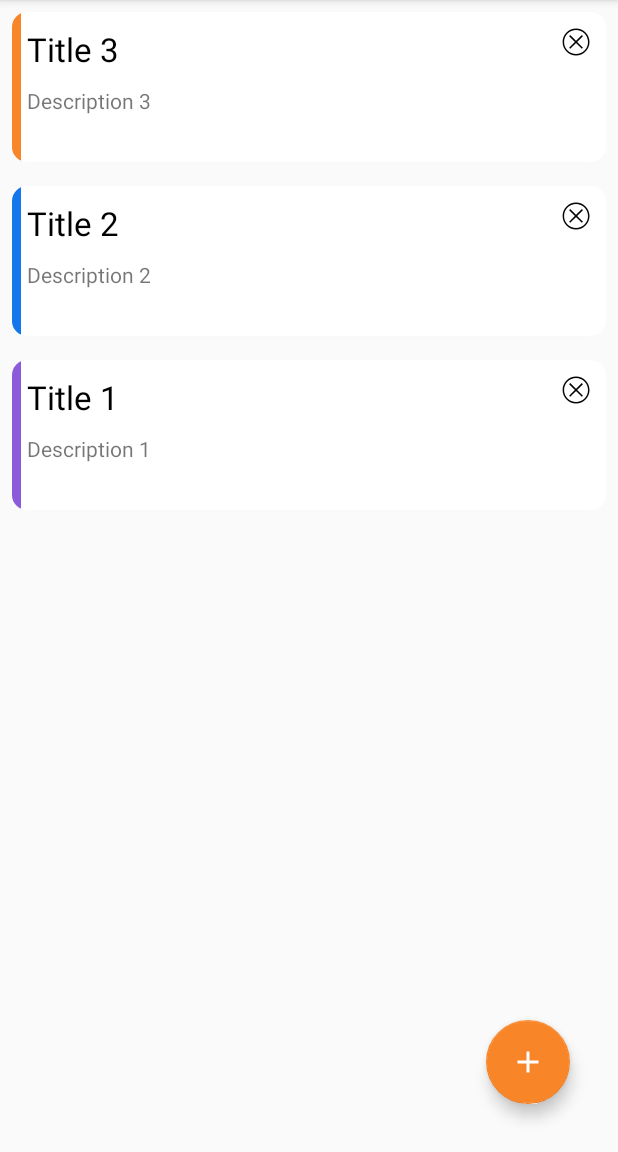
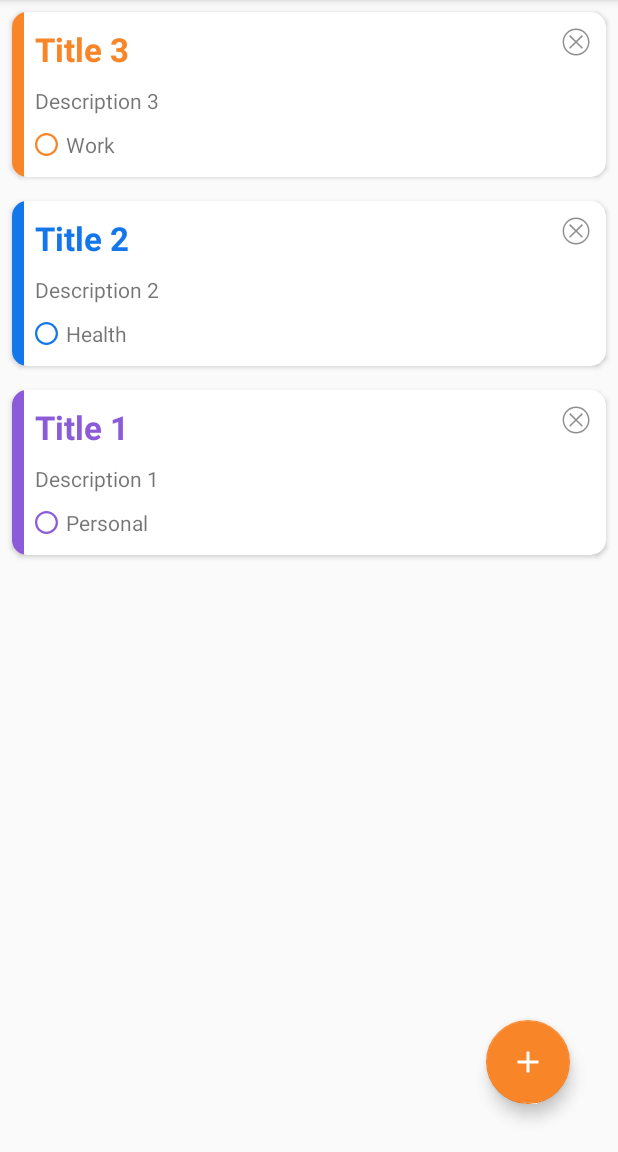
Before and after one commit to mohamedebrahim96/ToDoListZIRO, an Android app: the screen it shows after launch (MainActivity), on a phone screen of 412 x 824 dp, the part 84-1236 px from its top. Run offline under Robolectric (Android 15) with nearby library versions, the phone set to English and light mode, and no system bars; our stand-ins replace Room's generated code.

Commit message:
Fix glitches ui and add oneSingle app aCtivity

```diff
--- a/app/src/main/java/com/example/todolistziro/view/AddNoteActivity.kt
+++ b/app/src/main/java/com/example/todolistziro/view/AddNoteActivity.kt
@@ -21,6 +21,8 @@ class AddNoteActivity : AppCompatActivity() {
         work.setOnClickListener { priority = 0 }
         personal.setOnClickListener { priority = 1 }
         health.setOnClickListener { priority = 2 }
+        addTask.setOnClickListener { saveNote() }
+
     }
 
     private fun saveNote() {
--- a/app/src/main/java/com/example/todolistziro/view/MainActivity.kt
+++ b/app/src/main/java/com/example/todolistziro/view/MainActivity.kt
@@ -35,7 +35,7 @@ class MainActivity : AppCompatActivity() {
         recyclerView.setLayoutManager(LinearLayoutManager(this))
         recyclerView.setHasFixedSize(true)
 
-        val adapter = NoteAdapter()
+        val adapter = NoteAdapter(this)
         recyclerView.setAdapter(adapter)
 
 
--- a/app/src/main/java/com/example/todolistziro/view/NoteAdapter.kt
+++ b/app/src/main/java/com/example/todolistziro/view/NoteAdapter.kt
@@ -1,9 +1,9 @@
 package com.example.todolistziro.view
 
+import android.content.Context
 import android.view.LayoutInflater
 import android.view.View
 import android.view.ViewGroup
-import android.widget.ImageView
 import android.widget.TextView
 import androidx.annotation.NonNull
 import androidx.recyclerview.widget.RecyclerView
@@ -11,7 +11,7 @@ import com.example.todolistziro.R
 import com.example.todolistziro.data.Note
 import java.util.ArrayList
 
-class NoteAdapter : RecyclerView.Adapter<NoteAdapter.NoteHolder>() {
+class NoteAdapter(val context: Context) : RecyclerView.Adapter<NoteAdapter.NoteHolder>() {
 
     private var notes: List<Note> = ArrayList()
 
@@ -25,8 +25,13 @@ class NoteAdapter : RecyclerView.Adapter<NoteAdapter.NoteHolder>() {
     override fun onBindViewHolder(@NonNull noteHolder: NoteHolder, position: Int) {
         val currentNote = notes[position]
         noteHolder.textViewTitle.setText(currentNote.title)
+        noteHolder.textViewTitle.setTextColor(context.resources.getColor(getColor(currentNote.priority)))
         noteHolder.textViewDescription.setText(currentNote.description)
         noteHolder.type.setBackgroundResource(getColor(currentNote.priority))
+        noteHolder.priority.setText(getType(currentNote.priority))
+        noteHolder.priority.setCompoundDrawablesWithIntrinsicBounds(getDrawable(currentNote.priority),0,0,0)
+
+
     }
 
     fun getColor(priority: Int):Int {
@@ -39,6 +44,28 @@ class NoteAdapter : RecyclerView.Adapter<NoteAdapter.NoteHolder>() {
         else
             return R.color.orange
     }
+
+    fun getDrawable(priority: Int):Int {
+        if(priority == 0)
+            return R.drawable.ic_circle_orange
+        else if(priority == 1)
+            return R.drawable.ic_circle_purple
+        else if(priority == 2)
+            return R.drawable.ic_circle_blue
+        else
+            return R.drawable.ic_circle_orange
+    }
+    fun getType(priority: Int):String {
+        if(priority == 0)
+            return "Work"
+        else if(priority == 1)
+            return "Personal"
+        else if(priority == 2)
+            return "Health"
+        else
+            return "Work"
+    }
+
     fun setNotes(notes: List<Note>) {
         this.notes = notes
         notifyDataSetChanged()
@@ -54,6 +81,7 @@ class NoteAdapter : RecyclerView.Adapter<NoteAdapter.NoteHolder>() {
 
     inner class NoteHolder(itemView: View) : RecyclerView.ViewHolder(itemView) {
         val textViewTitle: TextView
+        val priority: TextView
         val textViewDescription: TextView
         val type: View
 
@@ -61,6 +89,8 @@ class NoteAdapter : RecyclerView.Adapter<NoteAdapter.NoteHolder>() {
             textViewTitle = itemView.findViewById(R.id.text_view_title)
             textViewDescription = itemView.findViewById(R.id.text_view_description)
             type = itemView.findViewById(R.id.type)
+            priority = itemView.findViewById(R.id.priority)
+
         }
 
     }
--- a/app/src/main/res/drawable/ic_close.xml
+++ b/app/src/main/res/drawable/ic_close.xml
@@ -5,11 +5,11 @@
     android:viewportHeight="64">
   <path
       android:pathData="M32.1,55.9c-13.2,0 -23.9,-10.7 -23.9,-23.9c0,-13.2 10.7,-23.9 23.9,-23.9c13.2,0 23.9,10.7 23.9,23.9C56,45.1 45.3,55.9 32.1,55.9L32.1,55.9zM32.1,10.6c-11.7,0 -21.3,9.6 -21.3,21.3c0,11.7 9.6,21.3 21.3,21.3s21.3,-9.6 21.3,-21.3C53.4,20.2 43.8,10.6 32.1,10.6L32.1,10.6z"
-      android:fillColor="#050505"/>
+      android:fillColor="#8F8F8F"/>
   <path
       android:pathData="M21.7,44.2l-1.9,-1.9l22.6,-22.6l1.9,1.9l-22.6,22.6"
-      android:fillColor="#000000"/>
+      android:fillColor="#8F8F8F"/>
   <path
       android:pathData="M42.4,44.2l-22.6,-22.6l1.9,-1.9l22.6,22.6l-1.9,1.9"
-      android:fillColor="#000000"/>
+      android:fillColor="#8F8F8F"/>
 </vector>
--- a/app/src/main/res/layout/activity_add_note.xml
+++ b/app/src/main/res/layout/activity_add_note.xml
@@ -23,7 +23,7 @@
             android:inputType="text" />
 
         <View
-            android:layout_width="5dp"
+            android:layout_width="8dp"
             android:layout_height="match_parent"
             android:background="@color/orange"
             />
@@ -84,7 +84,7 @@
             android:inputType="textMultiLine" />
 
         <View
-            android:layout_width="5dp"
+            android:layout_width="8dp"
             android:layout_height="match_parent"
             android:background="@color/orange"
             />
@@ -97,5 +97,6 @@
         android:textColor="@android:color/white"
         android:background="@color/orange"
         android:text="Save Task"
+        android:id="@+id/addTask"
         />
 </LinearLayout>
--- a/app/src/main/res/layout/note_item.xml
+++ b/app/src/main/res/layout/note_item.xml
@@ -11,11 +11,12 @@
 
     <RelativeLayout
         android:layout_width="wrap_content"
-        android:layout_height="wrap_content">
+        android:layout_height="110dp"
+        >
         <View
             android:id="@+id/type"
-            android:layout_width="6dp"
-            android:layout_height="100dp"
+            android:layout_width="8dp"
+            android:layout_height="wrap_content"
             android:background="@color/orange"
             />
 
@@ -31,15 +32,15 @@
             android:id="@+id/text_view_title"
             android:layout_width="wrap_content"
             android:layout_height="wrap_content"
-            android:textAppearance="@style/Base.TextAppearance.AppCompat.Large"
             android:maxLines="1"
-            android:textColor="@android:color/black"
-            android:layout_toLeftOf="@+id/text_view_priority"
+            android:textSize="22dp"
+            android:textStyle="bold"
             android:layout_alignParentLeft="true"
             android:ellipsize="end"
+            android:layout_marginStart="15dp"
             android:text="Title"
             android:layout_marginTop="10dp"
-            android:layout_marginStart="10dp"            />
+            />
 
         <TextView
             android:id="@+id/text_view_description"
@@ -48,8 +49,18 @@
             android:layout_below="@+id/text_view_title"
             android:text="Description"
             android:layout_marginTop="10dp"
-            android:layout_marginStart="10dp"
+            android:layout_marginStart="15dp"
             />
+        <TextView
+            android:layout_below="@+id/text_view_description"
+            android:id="@+id/priority"
+            android:layout_marginStart="15dp"
+            android:layout_width="wrap_content"
+            android:layout_height="wrap_content"
+            android:layout_marginTop="10dp"
+            android:drawableStart="@drawable/ic_circle_orange"
+            android:drawablePadding="5dp"
+            android:text="Work" />
 
     </RelativeLayout>
 
```
